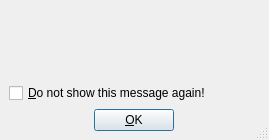
First picture: the form in src/frontends/qt4/ui/ToggleWarningUi.ui, repository cburschka/lyx, before the edit.
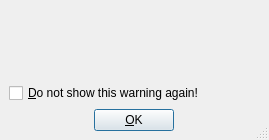
Second picture: the form after the edit.

Diff of the .ui file:
```diff
--- a/src/frontends/qt4/ui/ToggleWarningUi.ui
+++ b/src/frontends/qt4/ui/ToggleWarningUi.ui
@@ -44,7 +44,7 @@
       <string>If you check this, LyX will not warn you again in the given case.</string>
      </property>
      <property name="text" >
-      <string>&amp;Do not show this message again!</string>
+      <string>&amp;Do not show this warning again!</string>
      </property>
     </widget>
    </item>
```
